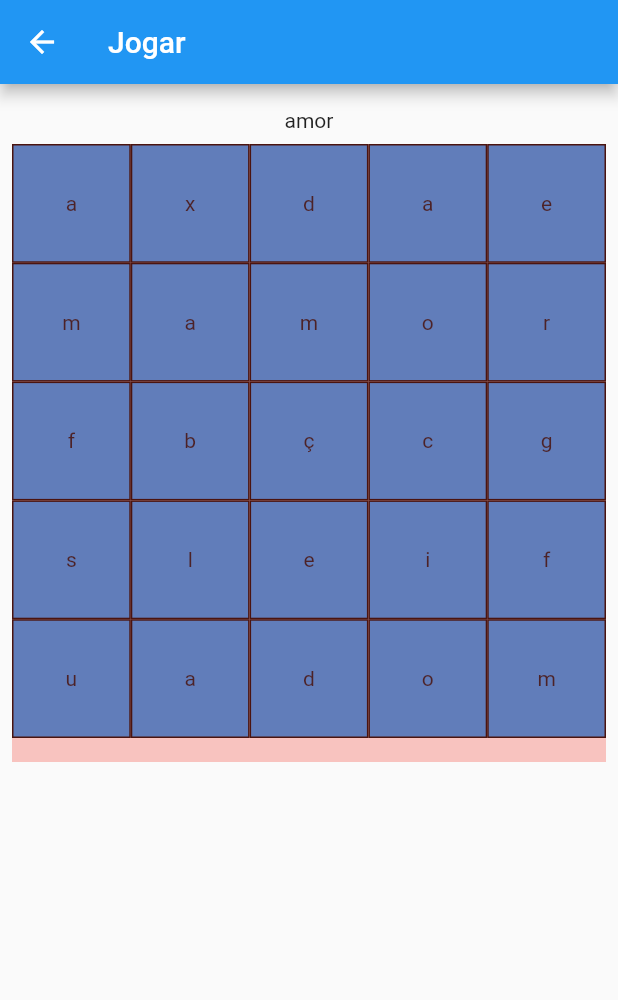
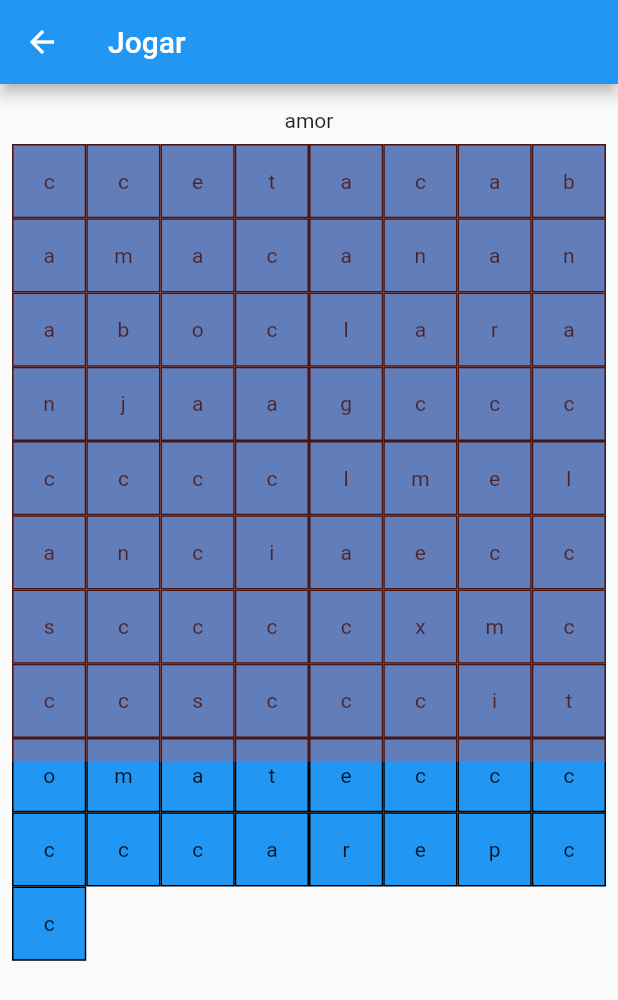
Before and after one commit to mariano-filipe/flutter-hunting-words, a Flutter app: the PlayPage screen opened by its route, on a phone screen of 412 x 824 dp. Shown: the top 1000 px of the screen. Run offline on Flutter 3.47's test engine with Material 2 defaults, Android fonts, the phone set to English and light mode, and no system bars.

Commit message:
Fill board with a valid puzzle

```diff
--- a/lib/models/hunting_words.dart
+++ b/lib/models/hunting_words.dart
@@ -330,12 +330,14 @@ class HuntingWords {
       "height": opts["height"] ?? maxWordLength,
       "width": opts["width"] ?? maxWordLength,
       "orientations": opts["orientations"] ?? allOrientations,
-      "fillBlanks": opts["fillBlanks"] != null ? opts.fillBlanks : true,
+      "fillBlanks": opts["fillBlanks"] != null ? opts["fillBlanks"] : true,
       "allowExtraBlanks":
-          opts["allowExtraBlanks"] != null ? opts.allowExtraBlanks : true,
+          opts["allowExtraBlanks"] != null ? opts["allowExtraBlanks"] : true,
       "maxAttempts": opts["maxAttempts"] ?? 3,
-      "maxGridGrowth": opts["maxGridGrowth"] != null ? opts.maxGridGrowth : 10,
-      "preferOverlap": opts["preferOverlap"] != null ? opts.preferOverlap : true
+      "maxGridGrowth":
+          opts["maxGridGrowth"] != null ? opts["maxGridGrowth"] : 10,
+      "preferOverlap":
+          opts["preferOverlap"] != null ? opts["preferOverlap"] : true
     };
 
     // add the words to the puzzle
@@ -344,8 +346,8 @@ class HuntingWords {
     while (puzzle == null) {
       while (puzzle == null && attempts < options["maxAttempts"]) {
         puzzle = _fillPuzzle(wordList, options);
+        attempts++;
       }
-      attempts++;
 
       if (puzzle == null) {
         gridGrowths++;
--- a/lib/pages/play.dart
+++ b/lib/pages/play.dart
@@ -9,7 +9,18 @@ class PlayPage extends StatefulWidget {
 
 class _PlayPageState extends State<PlayPage> {
   final _gameText = "amor";
-  final _gameWords = ["barco", "remo", "maçã", "banana"];
+  final _gameWords = [
+    "banana",
+    "maca",
+    "abacaxi",
+    "laranja",
+    "melao",
+    "melancia",
+    "pera",
+    "pessego",
+    "abacate",
+    "tomate"
+  ];
 
   @override
   Widget build(BuildContext context) {
--- a/lib/widgets/board.dart
+++ b/lib/widgets/board.dart
@@ -1,7 +1,7 @@
 import 'dart:math';
+import 'package:flutter/material.dart';
 
-import 'package:flutter/material.dart';
-import 'package:flutter/rendering.dart';
+import "package:hunting_words/models/hunting_words.dart";
 
 class Board extends StatefulWidget {
   final double width;
@@ -20,8 +20,9 @@ class Board extends StatefulWidget {
 }
 
 class _BoardState extends State<Board> {
-  final nRows = 5;
-  final nCols = 5;
+  final nRows = 8;
+  final nCols = 8;
+  List<List<String>> puzzle;
   List<int> hitLetters = [];
   int startIndex;
 
@@ -34,15 +35,24 @@ class _BoardState extends State<Board> {
   }
 
   @override
+  void initState() {
+    puzzle = HuntingWords(words: widget.words, settings: {
+      "width": nRows,
+      "height": nCols,
+    }).puzzle;
+    super.initState();
+  }
+
+  @override
   Widget build(BuildContext context) {
-    final randomLetters = generateRandomLetters();
-
     return Stack(
       children: [
         GridView.count(
           childAspectRatio: letterWidth / letterHeight,
           crossAxisCount: nCols,
-          children: randomLetters
+          children: puzzle
+              .expand((i) => i)
+              .toList()
               .asMap()
               .map(
                 (index, letter) => MapEntry(
@@ -73,36 +83,6 @@ class _BoardState extends State<Board> {
         ),
       ],
     );
-  }
-
-  List<String> generateRandomLetters() {
-    return [
-      'a',
-      'x',
-      'd',
-      'a',
-      'e',
-      'm',
-      'a',
-      'm',
-      'o',
-      'r',
-      'f',
-      'b',
-      'ç',
-      'c',
-      'g',
-      's',
-      'l',
-      'e',
-      'i',
-      'f',
-      'u',
-      'a',
-      'd',
-      'o',
-      'm'
-    ];
   }
 
   int computeLetterIndex(Offset localPosition) {
@@ -152,40 +132,29 @@ class _BoardState extends State<Board> {
     final currentIndex = computeLetterIndex(details.localPosition);
 
     if (checkSameRow(startIndex, currentIndex)) {
-      print("[onPanUpdate] row selection");
       this.setState(() {
         hitLetters = genSelection(startIndex, currentIndex, 1);
       });
     } else if (checkSameCol(startIndex, currentIndex)) {
-      print("[onPanUpdate] col selection");
       this.setState(() {
         hitLetters = genSelection(startIndex, currentIndex, nCols);
       });
     } else if (checkSameMainDiagonal(startIndex, currentIndex)) {
-      print("[onPanUpdate] main diagonal selection");
       this.setState(() {
         hitLetters = genSelection(startIndex, currentIndex, nCols + 1);
       });
     } else if (checkSameCounterDiagonal(startIndex, currentIndex)) {
-      print("[onPanUpdate] counter diagonal selection");
       this.setState(() {
         hitLetters = genSelection(startIndex, currentIndex, nCols - 1);
       });
-    } else {
-      print("[onPanUpdate] invalid selection");
     }
   }
 
-  void onPanEnd(DragEndDetails details) {
-    print("[onPandEnd]");
-  }
+  void onPanEnd(DragEndDetails details) {}
 
   void onPanStart(DragStartDetails details) {
-    final letterIndex = computeLetterIndex(details.localPosition);
-    print("[onPanStart] hit letter $letterIndex");
-
     this.setState(() {
-      startIndex = letterIndex;
+      startIndex = computeLetterIndex(details.localPosition);
     });
   }
 }
```
